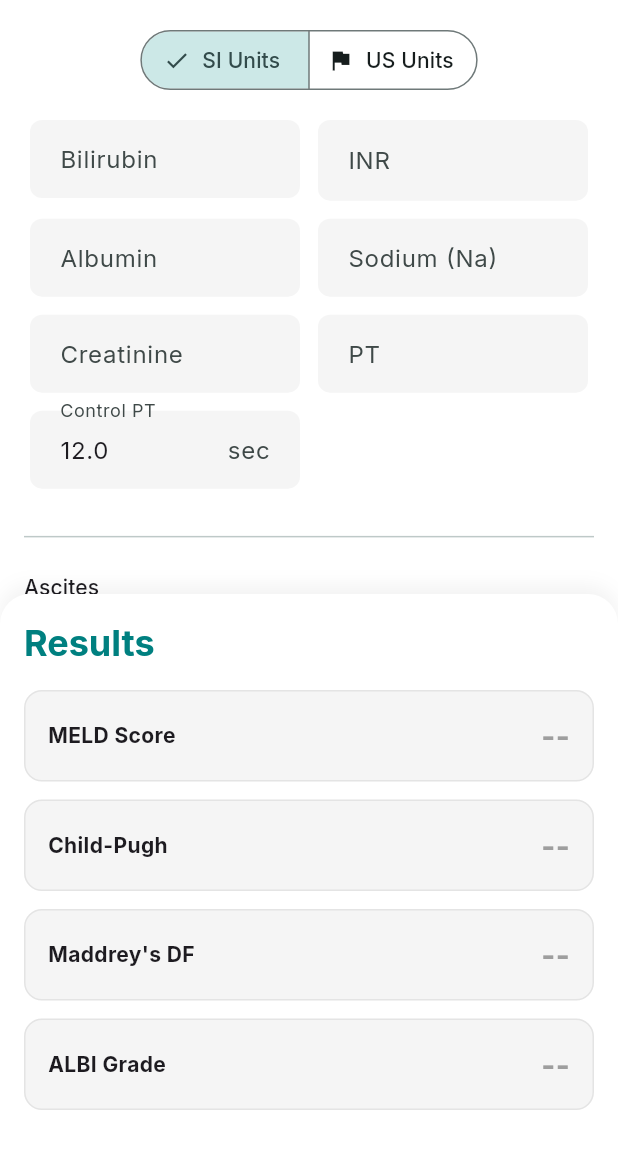
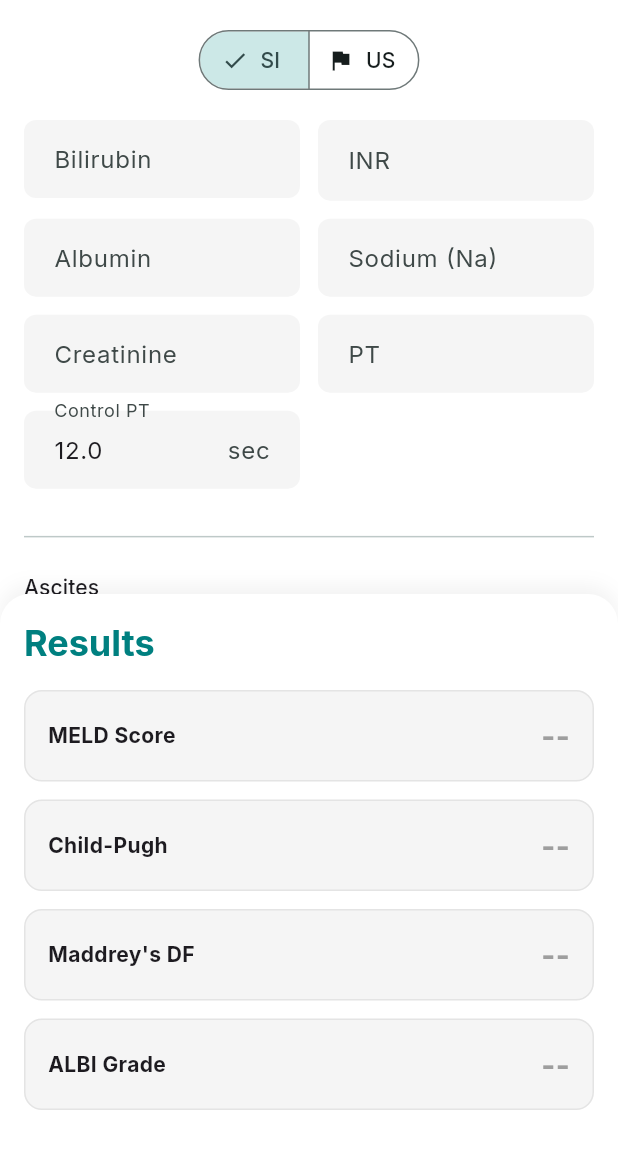
Before and after one commit to AshaneH/liver-calc, a Flutter app: the screen it shows after launch, on a phone screen of 412 x 824 dp, the part 84-1236 px from its top. Run offline on Flutter 3.47's test engine with Material 3 defaults, Android fonts, the light colour scheme and no system bars; our stand-ins replace flutter_riverpod, freezed_annotation, google_fonts.

Commit message:
feat: Implement initial patient data input form, state management with unit conversion, and liver score calculation providers.

```diff
--- a/lib/main.dart
+++ b/lib/main.dart
@@ -25,7 +25,7 @@ class LiverCalcApp extends StatelessWidget {
           background: const Color(0xFFF5F7FA), // Light greyish white
         ),
         textTheme: GoogleFonts.interTextTheme(),
-        cardTheme: CardTheme(
+        cardTheme: CardThemeData(
           elevation: 2,
           shape: RoundedRectangleBorder(
             borderRadius: BorderRadius.circular(12),
--- a/lib/providers/patient_provider.dart
+++ b/lib/providers/patient_provider.dart
@@ -1,10 +1,12 @@
 import 'package:flutter_riverpod/flutter_riverpod.dart';
-import 'package:state_notifier/state_notifier.dart';
 import 'package:liver_calc/models/patient_data.dart';
 import 'package:liver_calc/logic/liver_calculator.dart';
 
-class PatientDataNotifier extends StateNotifier<PatientData> {
-  PatientDataNotifier() : super(const PatientData());
+class PatientDataNotifier extends Notifier<PatientData> {
+  @override
+  PatientData build() {
+    return const PatientData();
+  }
 
   void updateUnits(Units newUnits) {
     if (state.units == newUnits) return;
@@ -85,10 +87,9 @@ class PatientDataNotifier extends StateNotifier<PatientData> {
   }
 }
 
-final patientDataProvider =
-    StateNotifierProvider<PatientDataNotifier, PatientData>((ref) {
-      return PatientDataNotifier();
-    });
+final patientDataProvider = NotifierProvider<PatientDataNotifier, PatientData>(
+  PatientDataNotifier.new,
+);
 
 final meldScoreProvider = Provider<double?>((ref) {
   final data = ref.watch(patientDataProvider);
--- a/lib/widgets/input_form.dart
+++ b/lib/widgets/input_form.dart
@@ -20,12 +20,12 @@ class InputForm extends ConsumerWidget {
           segments: const [
             ButtonSegment(
               value: Units.si,
-              label: Text('SI Units'),
+              label: Text('SI'),
               icon: Icon(Icons.science),
             ),
             ButtonSegment(
               value: Units.us,
-              label: Text('US Units'),
+              label: Text('US'),
               icon: Icon(Icons.flag),
             ),
           ],
@@ -40,14 +40,26 @@ class InputForm extends ConsumerWidget {
         LayoutBuilder(
           builder: (context, constraints) {
             final width = constraints.maxWidth;
-            // Simple responsive logic: 2 columns on wide screens, 1 on narrow
-            // int crossAxisCount = width > 600 ? 3 : 2;
-            // Actually, standard list might be better for mobile form feel?
-            // Let's use Wrap or GridView.
+
+            // Safeguard against layout issues (0 or infinite width)
+            if (width <= 0) return const SizedBox.shrink();
+            if (width.isInfinite)
+              return const SizedBox.shrink(); // Should not happen in restricted vertical list
+
+            // Spacing is 12. If 2 items, we subtract 12.
+            // We used 20 before? Maybe explicit padding?
+            // Let's settle on: (Width - (cols-1)*spacing) / cols
+            int cols = width > 600 ? 3 : 2;
+            double spacing = 12.0;
+            double itemWidth = (width - ((cols - 1) * spacing)) / cols;
+
+            // Safeguard if itemWidth is still weird (e.g. very small screen)
+            if (itemWidth < 50)
+              itemWidth = width; // Fallback to full width if too small
 
             return Wrap(
-              spacing: 12,
-              runSpacing: 12,
+              spacing: spacing,
+              runSpacing: spacing,
               alignment: WrapAlignment.start,
               children: [
                 _buildInput(
@@ -55,36 +67,41 @@ class InputForm extends ConsumerWidget {
                   label: 'Bilirubin',
                   suffix: isSi ? 'µmol/L' : 'mg/dL',
                   onChanged: notifier.updateBilirubin,
-                  width: (width - 20) / 2, // 2 col roughly
+                  width: itemWidth,
+                  initialValue: patientData.bilirubin?.toString(),
                 ),
                 _buildInput(
                   context: context,
                   label: 'INR',
                   suffix: '',
                   onChanged: notifier.updateInr,
-                  width: (width - 20) / 2,
+                  width: itemWidth,
+                  initialValue: patientData.inr?.toString(),
                 ),
                 _buildInput(
                   context: context,
                   label: 'Albumin',
                   suffix: isSi ? 'g/L' : 'g/dL',
                   onChanged: notifier.updateAlbumin,
-                  width: (width - 20) / 2,
+                  width: itemWidth,
+                  initialValue: patientData.albumin?.toString(),
                 ),
                 _buildInput(
                   context: context,
                   label: 'Sodium (Na)',
                   suffix: 'mmol/L',
                   onChanged: notifier.updateSodium,
-                  width: (width - 20) / 2,
+                  width: itemWidth,
                   isInteger: true,
+                  initialValue: patientData.sodium?.toString(),
                 ),
                 _buildInput(
                   context: context,
                   label: 'Creatinine',
                   suffix: isSi ? 'µmol/L' : 'mg/dL',
                   onChanged: notifier.updateCreatinine,
-                  width: (width - 20) / 2,
+                  width: itemWidth,
+                  initialValue: patientData.creatinine?.toString(),
                 ),
                 // Prothrombin Time (PT)
                 _buildInput(
@@ -92,7 +109,8 @@ class InputForm extends ConsumerWidget {
                   label: 'PT',
                   suffix: 'sec',
                   onChanged: notifier.updatePt,
-                  width: (width - 20) / 2,
+                  width: itemWidth,
+                  initialValue: patientData.pt?.toString(),
                 ),
                 // Control PT (Maybe smaller or secondary?)
                 _buildInput(
@@ -100,7 +118,7 @@ class InputForm extends ConsumerWidget {
                   label: 'Control PT',
                   suffix: 'sec',
                   onChanged: notifier.updatePtControl,
-                  width: (width - 20) / 2,
+                  width: itemWidth,
                   initialValue: patientData.ptControl.toString(),
                 ),
               ],
@@ -136,11 +154,11 @@ class InputForm extends ConsumerWidget {
             ButtonSegment(value: EncephalopathyGrade.none, label: Text('None')),
             ButtonSegment(
               value: EncephalopathyGrade.grade1_2,
-              label: Text('Grade 1-2'),
+              label: Text('1-2'),
             ),
             ButtonSegment(
               value: EncephalopathyGrade.grade3_4,
-              label: Text('Grade 3-4'),
+              label: Text('3-4'),
             ),
           ],
           selected: {patientData.encephalopathy},
@@ -163,6 +181,7 @@ class InputForm extends ConsumerWidget {
   }) {
     return SizedBox(
       width: width,
+      key: ValueKey("${label}_$suffix"),
       child: TextFormField(
         initialValue: initialValue,
         decoration: InputDecoration(
```
Also changed, not shown: 1 other file.
